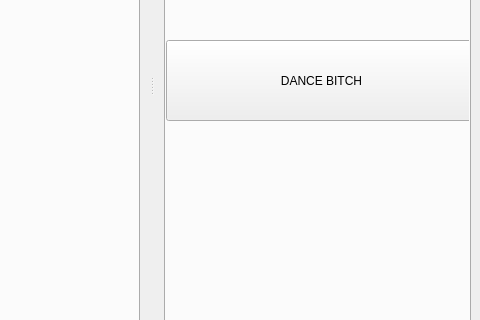
Above: ui/main_window.ui from Roboy/roboy_interface before the change; both pictures show x 825 to 1305 and y 353 to 673 of the 1305 by 878 pixel window. Below: the same form after it.
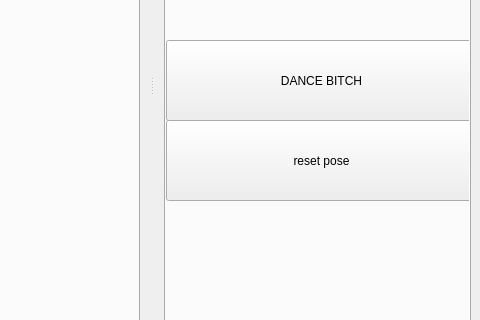
That is the form after the change. The open tabs and pages were chosen to show the change. Icons and pictures are not drawn. Custom widgets are drawn as their Qt base class.

```diff
--- a/ui/main_window.ui
+++ b/ui/main_window.ui
@@ -3154,6 +3154,28 @@
           </property>
          </widget>
         </widget>
+        <widget class="QPushButton" name="resetpose">
+         <property name="geometry">
+          <rect>
+           <x>0</x>
+           <y>400</y>
+           <width>311</width>
+           <height>81</height>
+          </rect>
+         </property>
+         <property name="sizePolicy">
+          <sizepolicy hsizetype="MinimumExpanding" vsizetype="Fixed">
+           <horstretch>0</horstretch>
+           <verstretch>0</verstretch>
+          </sizepolicy>
+         </property>
+         <property name="text">
+          <string>reset pose</string>
+         </property>
+         <property name="checkable">
+          <bool>false</bool>
+         </property>
+        </widget>
        </widget>
       </widget>
      </item>
```
Left out of the diff: 4 changed lines with no effect on the pictures.
